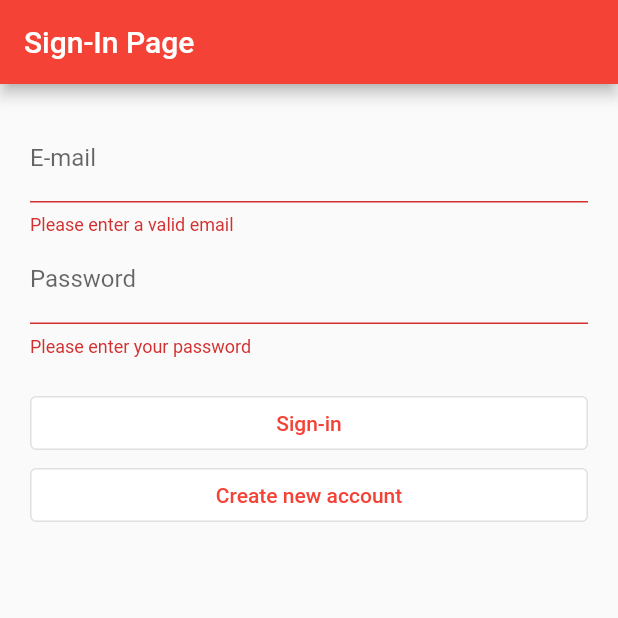
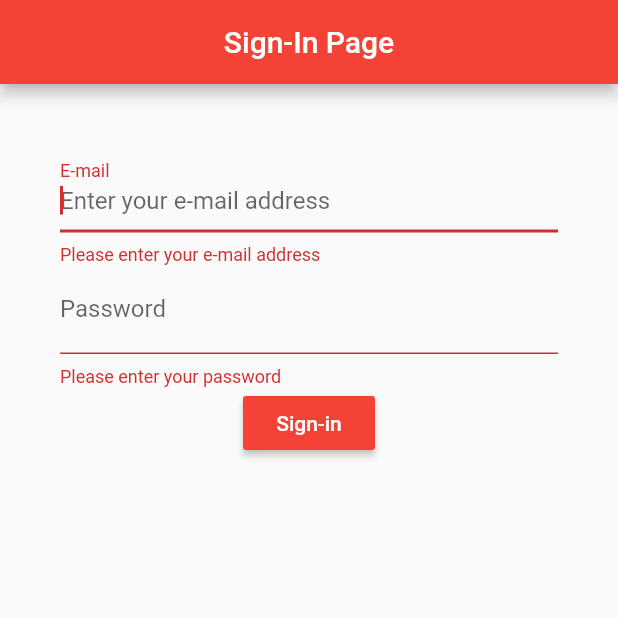
Before and after one commit to badgio/ara, a Flutter app: the screen it shows after launch, after a tap on "Sign-in", on a phone screen of 412 x 824 dp, the top half of it. Run offline on Flutter 3.47's test engine with Material 2 defaults, Android fonts, the phone set to English and light mode, and no system bars; our stand-ins replace firebase_auth, firebase_core, flutter_redux, redux; accounts and stored records are empty.

Commit message:
Sign in with Redux (#8)

```diff
--- /dev/null
+++ b/lib/app.dart
@@ -0,0 +1,59 @@
+import 'package:ara/redux/app_state.dart';
+import 'package:ara/redux/authentication/auth_actions.dart';
+import 'package:ara/repositories/user_repository.dart';
+import 'package:firebase_auth/firebase_auth.dart';
+import 'package:flutter/material.dart';
+import 'package:flutter_redux/flutter_redux.dart';
+import 'package:redux/redux.dart';
+import 'package:ara/theme.dart';
+import 'package:ara/routes.dart';
+import 'package:ara/redux/app_reducer.dart';
+import 'package:ara/redux/authentication/auth_middleware.dart';
+import 'package:ara/views/sign_in.dart';
+import 'package:ara/views/home.dart';
+
+class BadgioApp extends StatefulWidget {
+  const BadgioApp({
+    Key key,
+  }) : super(key: key);
+
+  @override
+  _BadgioAppState createState() => _BadgioAppState();
+}
+
+class _BadgioAppState extends State<BadgioApp> {
+  Store<AppState> store;
+  static final _navigatorKey = GlobalKey<NavigatorState>();
+  final userRepository = UserRepository(FirebaseAuth.instance);
+
+  @override
+  void initState() {
+    super.initState();
+    store = Store<AppState>(
+      appReducer,
+      initialState: AppState.init(),
+      middleware: createAuthMiddleware(userRepository, _navigatorKey),
+    );
+    store.dispatch(VerifyAuthenticationStateAction());
+  }
+
+  @override
+  Widget build(BuildContext context) {
+    return StoreProvider(
+        store: store,
+        child: MaterialApp(
+          title: 'Badgio',
+          theme: AriaTheme().theme,
+          home: SignInPage(),
+          routes: {
+            Routes.signIn: (context) {
+              return SignInPage();
+            },
+            Routes.home: (context) {
+              return HomePage();
+            }
+          },
+          navigatorKey: _navigatorKey,
+        ));
+  }
+}
--- /dev/null
+++ b/lib/keys.dart
@@ -0,0 +1,5 @@
+import 'package:flutter/material.dart';
+
+class Keys {
+  static final navKey = new GlobalKey<NavigatorState>();
+}
--- a/lib/main.dart
+++ b/lib/main.dart
@@ -1,40 +1,9 @@
-import 'package:ara/views/sign_in.dart';
+import 'package:ara/app.dart';
 import 'package:flutter/material.dart';
-import 'package:ara/theme.dart';
 import 'package:firebase_core/firebase_core.dart';
-import 'package:ara/views/something_went_wrong.dart';
 
-void main() {
+Future<void> main() async {
   WidgetsFlutterBinding.ensureInitialized();
-  runApp(Badgio());
+  await Firebase.initializeApp();
+  runApp(BadgioApp());
 }
-
-class Badgio extends StatelessWidget {
-  final Future<FirebaseApp> _initialization = Firebase.initializeApp();
-
-  @override
-  Widget build(BuildContext context) {
-    return FutureBuilder(
-        future: _initialization,
-        builder: (context, snapshot) {
-          if (snapshot.hasError) {
-            return MaterialApp(
-              title: 'Badgio',
-              home: SomethingWentWrong(),
-              theme: AriaTheme().theme,
-            );
-          }
-
-          if (snapshot.connectionState == ConnectionState.done) {
-            return MaterialApp(
-              title: 'Badgio',
-              home: SignInPage(),
-              theme: AriaTheme().theme,
-            );
-          }
-
-          // Should probably return something meaning it is loading
-          return SomethingWentWrong();
-        });
-  }
-}
--- /dev/null
+++ b/lib/models/mobile_user.dart
@@ -0,0 +1,6 @@
+class MobileUser {
+  String id;
+  String email;
+
+  MobileUser({this.id, this.email});
+}
--- /dev/null
+++ b/lib/redux/app_reducer.dart
@@ -0,0 +1,7 @@
+import 'package:ara/redux/app_state.dart';
+import 'package:ara/redux/authentication/auth_reducer.dart';
+import 'package:redux/redux.dart';
+
+final appReducer = combineReducers<AppState>([
+  authReducers,
+]);
--- /dev/null
+++ b/lib/redux/app_state.dart
@@ -0,0 +1,16 @@
+import 'package:ara/models/mobile_user.dart';
+import 'package:flutter/foundation.dart';
+
+@immutable
+class AppState {
+  final MobileUser user;
+
+  AppState({this.user});
+
+  factory AppState.init() => AppState(user: null);
+
+  @override
+  String toString() {
+    return 'AppState{user: $user}';
+  }
+}
--- /dev/null
+++ b/lib/redux/authentication/auth_actions.dart
@@ -0,0 +1,45 @@
+import 'package:ara/models/mobile_user.dart';
+import 'package:flutter/foundation.dart';
+import 'dart:async';
+
+class VerifyAuthenticationStateAction {}
+
+class SignInAction {
+  final String email;
+  final String password;
+  final Completer completer;
+
+  SignInAction({this.email, this.password, Completer completer})
+      : completer = completer ?? Completer();
+
+  @override
+  String toString() {
+    return 'SignIn{email: $email, password: $password}';
+  }
+}
+
+class SignInSuccessAction {
+  final MobileUser user;
+
+  SignInSuccessAction({@required this.user});
+
+  @override
+  String toString() {
+    return 'SignInSuccess{user: $user}';
+  }
+}
+
+class SignInFailureAction {
+  final String error;
+
+  SignInFailureAction(this.error);
+
+  @override
+  String toString() {
+    return 'SignIn{Error during sign-in: $error}';
+  }
+}
+
+class SignOutAction {}
+
+class SignOutSuccessAction {}
--- /dev/null
+++ b/lib/redux/authentication/auth_middleware.dart
@@ -0,0 +1,64 @@
+import 'package:ara/redux/authentication/auth_actions.dart';
+import 'package:ara/repositories/user_repository.dart';
+import 'package:ara/routes.dart';
+import 'package:ara/redux/app_state.dart';
+import 'package:flutter/material.dart';
+import 'package:redux/redux.dart';
+
+List<Middleware<AppState>> createAuthMiddleware(
+  UserRepository userRepository,
+  GlobalKey<NavigatorState> navigatorKey,
+) {
+  final signIn = _createSignInMiddleware(userRepository, navigatorKey);
+  final verifyAuthState =
+      _createVerifyAuthStateMiddleware(userRepository, navigatorKey);
+  final signOut = _createSignOutMiddleware();
+
+  return [
+    TypedMiddleware<AppState, SignInAction>(signIn),
+    TypedMiddleware<AppState, VerifyAuthenticationStateAction>(verifyAuthState),
+    TypedMiddleware<AppState, SignOutAction>(signOut),
+  ];
+}
+
+Middleware<AppState> _createSignInMiddleware(
+  UserRepository userRepository,
+  GlobalKey<NavigatorState> navigatorKey,
+) {
+  return (Store store, action, NextDispatcher next) async {
+    next(action);
+    try {
+      final user = await userRepository.signIn(action.email, action.password);
+      store.dispatch(SignInSuccessAction(user: user));
+      await navigatorKey.currentState.pushReplacementNamed(Routes.home);
+      action.completer.complete();
+    } on Exception catch (e) {
+      action.completer.completeError(e);
+      print("Error signing in: $e");
+    }
+  };
+}
+
+Middleware<AppState> _createVerifyAuthStateMiddleware(
+  UserRepository userRepository,
+  GlobalKey<NavigatorState> navigatorKey,
+) {
+  return (Store store, action, NextDispatcher next) async {
+    next(action);
+
+    userRepository.getAuthenticationStateChange().listen((user) {
+      if (user == null) {
+        navigatorKey.currentState.pushReplacementNamed(Routes.signIn);
+      } else {
+        store.dispatch(SignInSuccessAction(user: user));
+      }
+    });
+  };
+}
+
+// TODO
+Middleware<AppState> _createSignOutMiddleware() {
+  return (Store store, action, NextDispatcher next) async {
+    next(action);
+  };
+}
--- /dev/null
+++ b/lib/repositories/user_repository.dart
@@ -0,0 +1,29 @@
+import 'package:firebase_auth/firebase_auth.dart';
+import 'package:ara/models/mobile_user.dart';
+
+class UserRepository {
+  final FirebaseAuth _firebaseAuth;
+
+  const UserRepository(this._firebaseAuth);
+
+  Future<MobileUser> signIn(String email, String password) async {
+    final firebaseUser = await _firebaseAuth.signInWithEmailAndPassword(
+        email: email, password: password);
+
+    return await _fromFirebaseUser(firebaseUser.user);
+  }
+
+  Stream<MobileUser> getAuthenticationStateChange() {
+    return _firebaseAuth
+        .authStateChanges()
+        .asyncMap((firebaseUser) => _fromFirebaseUser(firebaseUser));
+  }
+
+  Future<MobileUser> _fromFirebaseUser(User firebaseUser) async {
+    if (firebaseUser == null) return Future.value(null);
+    // get rest of user details from own api TODO
+    MobileUser user =
+        MobileUser(email: firebaseUser.email, id: firebaseUser.uid);
+    return user;
+  }
+}
--- /dev/null
+++ b/lib/routes.dart
@@ -0,0 +1,4 @@
+class Routes {
+  static final home = "/home";
+  static final signIn = "/signin";
+}
--- a/lib/services/authentication.dart
+++ /dev/null
@@ -1,18 +0,0 @@
-import 'package:firebase_auth/firebase_auth.dart';
-
-class Authentication {
-  FirebaseAuth auth = FirebaseAuth.instance;
-
-  Stream<User> get authStateChanges => auth.authStateChanges();
-
-  Future<User> signIn(String email, String password) async {
-    try {
-      User user = (await FirebaseAuth.instance
-              .signInWithEmailAndPassword(email: email, password: password))
-          .user;
-      return user;
-    } on FirebaseAuthException catch (e) {
-      return null;
-    }
-  }
-}
--- a/lib/theme.dart
+++ b/lib/theme.dart
@@ -1,10 +1,6 @@
 import 'package:flutter/material.dart';
 
 class AriaTheme {
-  ThemeData get theme => ThemeData(
-      primaryColor: Colors.red,
-      buttonTheme: ButtonThemeData(),
-      outlinedButtonTheme: OutlinedButtonThemeData(
-          style: OutlinedButton.styleFrom(
-              primary: Colors.red, backgroundColor: Colors.white)));
+  ThemeData get theme =>
+      ThemeData(primaryColor: Colors.red, backgroundColor: Colors.white);
 }
--- /dev/null
+++ b/lib/validators/auth_validators.dart
@@ -0,0 +1,18 @@
+class AuthValidators {
+  static String validateEmail(String email) {
+    if (email.isEmpty) return 'Please enter your e-mail address';
+    Pattern pattern = r'^[a-zA-Z0-9.\-]+@[a-zA-Z0-9\-]+\.[a-zA-Z]+';
+    RegExp regex = new RegExp(pattern);
+    if (!regex.hasMatch(email))
+      return 'Please enter a valid e-mail address';
+    else
+      return null;
+  }
+
+  static String validatePassword(String email) {
+    if (email.isEmpty)
+      return 'Please enter your password';
+    else
+      return null;
+  }
+}
--- a/lib/views/sign_in.dart
+++ b/lib/views/sign_in.dart
@@ -1,75 +1,106 @@
-import 'package:ara/views/menu.dart';
+import 'package:ara/redux/authentication/auth_actions.dart';
+import 'package:ara/redux/app_state.dart';
 import 'package:flutter/material.dart';
-import 'package:ara/services/authentication.dart';
+import 'package:ara/validators/auth_validators.dart';
+import 'package:flutter_redux/flutter_redux.dart';
 
 class SignInPage extends StatelessWidget {
-  final _formKey = GlobalKey<FormState>();
-  final email = TextEditingController();
-  final pass = TextEditingController();
-  Authentication auth = new Authentication();
-
   @override
   Widget build(BuildContext context) {
     return Scaffold(
       appBar: AppBar(
         title: Text('Sign-In Page'),
+        centerTitle: true,
       ),
-        body: Form(
-            key: _formKey,
-            child: ListView(
+      body: Container(
+        child: Column(
           children: [
-                TextFormField(
-                  controller: email,
+            Padding(
+              padding: EdgeInsets.all(40),
+              child: _SignInForm(),
+            )
+          ],
+        ),
+      ),
+    );
+  }
+}
+
+class _SignInForm extends StatefulWidget {
+  @override
+  _SignInFormState createState() => _SignInFormState();
+}
+
+class _SignInFormState extends State<_SignInForm> {
+  final _formKey = GlobalKey<FormState>();
+  final _emailController = TextEditingController();
+  final _passwordController = TextEditingController();
+
+  @override
+  void dispose() {
+    _emailController.dispose();
+    _passwordController.dispose();
+    super.dispose();
+  }
+
+  @override
+  Widget build(BuildContext context) {
+    final signInCallback = () {
+      if (_formKey.currentState.validate()) {
+        // Hide keyboard when validating
+        FocusScope.of(context).requestFocus(FocusNode());
+
+        final SignInAction signInAction = SignInAction(
+            email: _emailController.text, password: _passwordController.text);
+
+        StoreProvider.of<AppState>(context).dispatch(signInAction);
+        Scaffold.of(context).showSnackBar(SnackBar(
+          content: Text("Signing you in..."),
+          behavior: SnackBarBehavior.floating,
+        ));
+
+        signInAction.completer.future.catchError((error) {
+          Scaffold.of(context).hideCurrentSnackBar();
+          Scaffold.of(context).showSnackBar(SnackBar(
+            content: Text("Could not sign in with those credentials"),
+            behavior: SnackBarBehavior.floating,
+            backgroundColor: Colors.red,
+          ));
+        });
+      }
+    };
+
+    final signInButton = RaisedButton(
+      child: Text('Sign-in',
+          style: TextStyle(color: Theme.of(context).backgroundColor)),
+      color: Theme.of(context).primaryColor,
+      onPressed: signInCallback,
+    );
+
+    final email = TextFormField(
+      autofocus: true,
       decoration: const InputDecoration(
         labelText: 'E-mail',
         hintText: 'Enter your e-mail address',
       ),
-                  validator: (value) {
-                    if (value.isEmpty) {
-                      return 'Please enter a valid email';
-                    }
-                    return null;
-                  },
+      validator: AuthValidators.validateEmail,
+      keyboardType: TextInputType.emailAddress,
+      controller: _emailController,
+    );
+
+    final pass = TextFormField(
+      obscureText: true,
+      decoration: const InputDecoration(
+          labelText: 'Password', hintText: 'Enter your password'),
+      validator: AuthValidators.validatePassword,
+      controller: _passwordController,
+    );
+
+    return Form(
+      key: _formKey,
+      child: Column(
+        children: [email, pass, signInButton],
       ),
-                TextFormField(
-                    controller: pass,
-                    obscureText: true,
-                    decoration: InputDecoration(
-                        labelText: 'Password', hintText: 'Enter your password'),
-                    validator: (value) {
-                      if (value.isEmpty) {
-                        return 'Please enter your password';
-                      }
-                      return null;
-                    }),
-                Padding(
-                  padding: const EdgeInsets.symmetric(vertical: 10),
-                ),
-                OutlinedButton(
-                    child: Text('Sign-in'),
-                    onPressed: () {
-                      if (_formKey.currentState.validate()) {
-                        auth.signIn(email.text, pass.text).then((result) {
-                          if (result != null) {
-                            Navigator.push(
-                                context,
-                                MaterialPageRoute(
-                                    builder: (context) => Menu()));
-                          } else {
-                            print("Invalid email or password");
-                          }
-                        });
-                      } else {
-                        print("Inválido");
-                      }
-                    }),
-                OutlinedButton(
-                    child: Text('Create new account'),
-                    onPressed: () {
-                      print('Go to sign up');
-                    }),
-              ],
-              padding: EdgeInsets.only(left: 20, right: 20, top: 20),
-            )));
+    );
   }
 }
--- a/pubspec.yaml
+++ b/pubspec.yaml
@@ -29,6 +29,9 @@ dependencies:
   firebase_auth: ^0.18.2
   # Firebase Analytics
   firebase_analytics: ^6.1.0
+  # Redux
+  flutter_redux: ^0.7.0
+  redux: ^4.0.0+3
 
 
   # The following adds the Cupertino Icons font to your application.
```
Also changed, not shown: lib/redux/authentication/auth_reducer.dart (added, +11 -0 lines), lib/views/home.dart (renamed from lib/views/menu.dart, +5 -4 lines), lib/redux/app_middleware.dart (added), pubspec.lock, 2 other files. Lines whose indentation alone changed are shown as unchanged.
